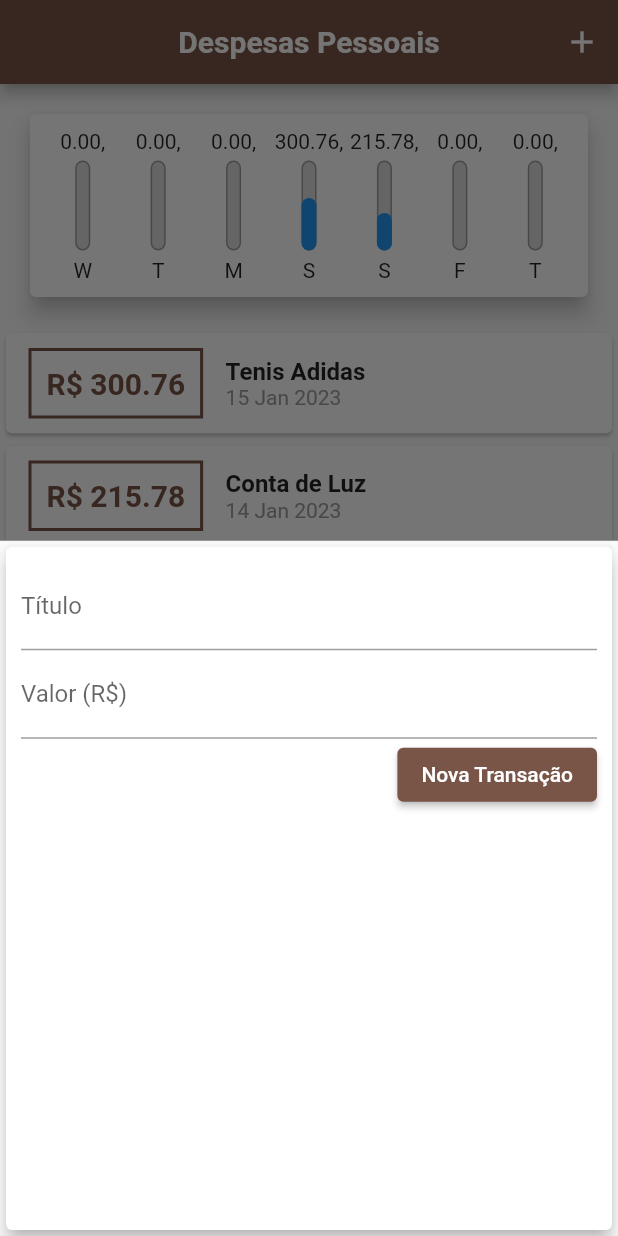
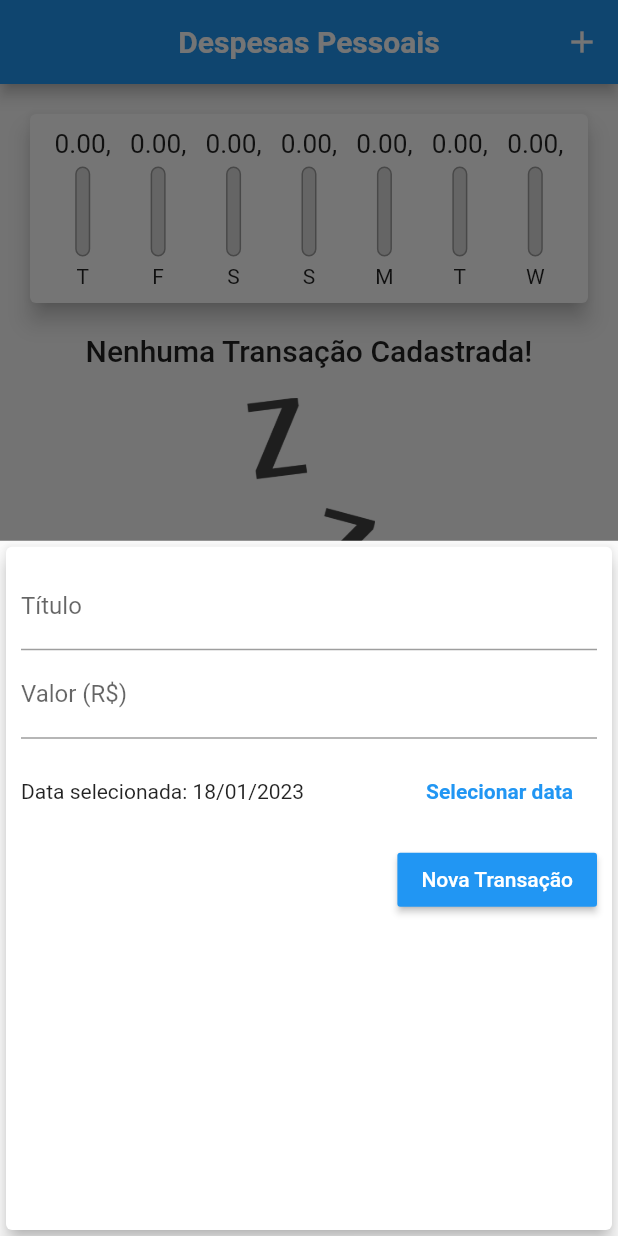
Before and after one commit to marllondavid/expenses, a Flutter app: the screen it shows after launch, after a tap on the "add" icon, on a phone screen of 412 x 824 dp. Run offline on Flutter 3.47's test engine with Material 2 defaults, Android fonts, the phone set to English and light mode, and no system bars; Roboto replaces fonts that are missing (OpenSans, Quicksand).

```diff
--- a/lib/components/chart.dart
+++ b/lib/components/chart.dart
@@ -30,7 +30,7 @@ class Chart extends StatelessWidget {
         'day': DateFormat.E().format(weekDay)[0],
         'value': totalSum,
       };
-    });
+    }).reversed.toList();
   }
 
   double get _weekTotalValue {
@@ -54,7 +54,9 @@ class Chart extends StatelessWidget {
               child: ChartBar(
                 label: tr['day'] as String,
                 value: tr['value'] as double,
-                percentage: (tr['value'] as double) / _weekTotalValue,
+                percentage: _weekTotalValue == 0
+                    ? 0
+                    : (tr['value'] as double) / _weekTotalValue,
               ),
             );
           }).toList(),
--- a/lib/components/chart_bar.dart
+++ b/lib/components/chart_bar.dart
@@ -15,8 +15,12 @@ class ChartBar extends StatelessWidget {
   @override
   Widget build(BuildContext context) {
     return Column(children: <Widget>[
-      FittedBox(
-        child: Text('${value.toStringAsFixed(2)},'),
+      // ignore: sized_box_for_whitespace
+      Container(
+        height: 20,
+        child: FittedBox(
+          child: Text('${value.toStringAsFixed(2)},'),
+        ),
       ),
       const SizedBox(height: 5),
       // ignore: sized_box_for_whitespace
--- a/lib/components/transaction_form.dart
+++ b/lib/components/transaction_form.dart
@@ -1,8 +1,9 @@
-// ignore_for_file: sort_child_properties_last
+// ignore_for_file: sort_child_properties_last, deprecated_member_use
 import 'package:flutter/material.dart';
+import 'package:intl/intl.dart';
 
 class TransactionForm extends StatefulWidget {
-  final void Function(String, double) onSubmit;
+  final void Function(String, double, DateTime) onSubmit;
 
   const TransactionForm(this.onSubmit, {super.key});
 
@@ -12,18 +13,36 @@ class TransactionForm extends StatefulWidget {
 
 class _TransactionFormState extends State<TransactionForm> {
   final titleController = TextEditingController();
-
   final valueController = TextEditingController();
+  // ignore: prefer_typing_uninitialized_variables
+  var _selectedDate = DateTime.now();
 
   _submitForm() {
     final title = titleController.text;
     final value = double.tryParse(valueController.text) ?? 0.0;
 
-    if (title.isEmpty || value <= 0) {
+    if (title.isEmpty || value <= 0 || _selectedDate == null) {
       return;
     }
 
-    widget.onSubmit(title, value);
+    widget.onSubmit(title, value, _selectedDate);
+  }
+
+  _showDatePicker() {
+    showDatePicker(
+      context: context,
+      initialDate: DateTime.now(),
+      firstDate: DateTime(2020),
+      lastDate: DateTime.now(),
+    ).then((pickedDate) {
+      if (pickedDate == null) {
+        return;
+      }
+
+      setState(() {
+        _selectedDate = pickedDate;
+      });
+    });
   }
 
   @override
@@ -50,11 +69,40 @@ class _TransactionFormState extends State<TransactionForm> {
                 labelText: 'Valor (R\$)',
               ),
             ),
+            // ignore: sized_box_for_whitespace
+            Container(
+              height: 70,
+              child: Row(
+                children: <Widget>[
+                  // ignore: unnecessary_null_comparison
+                  Expanded(
+                    child: Text(
+                      // ignore: unnecessary_null_comparison
+                      _selectedDate == null
+                          ? 'Nenhuma data selecionada!'
+                          : 'Data selecionada: ${DateFormat('dd/MM/y').format(_selectedDate)}',
+                    ),
+                  ),
+                  FlatButton(
+                    textColor: Theme.of(context).primaryColor,
+                    onPressed: _showDatePicker,
+                    child: const Text(
+                      'Selecionar data',
+                      style: TextStyle(
+                        fontWeight: FontWeight.bold,
+                      ),
+                    ),
+                  )
+                ],
+              ),
+            ),
             Row(
               mainAxisAlignment: MainAxisAlignment.end,
               children: [
-                ElevatedButton(
+                RaisedButton(
                   child: const Text('Nova Transação'),
+                  color: Theme.of(context).primaryColor,
+                  textColor: Colors.white,
                   onPressed: _submitForm,
                 ),
               ],
--- a/lib/components/transaction_list.dart
+++ b/lib/components/transaction_list.dart
@@ -6,13 +6,15 @@ import 'package:intl/intl.dart';
 
 class TransactionList extends StatelessWidget {
   final List<Transaction> transactions;
+  final void Function(String) onRemove;
 
-  const TransactionList(this.transactions, {super.key});
+  // ignore: use_key_in_widget_constructors
+  const TransactionList(this.transactions, this.onRemove);
 
   @override
   Widget build(BuildContext context) {
     return Container(
-      height: 300,
+      height: 430,
       child: transactions.isEmpty
           ? Column(
               children: <Widget>[
@@ -35,49 +37,33 @@ class TransactionList extends StatelessWidget {
               itemBuilder: (ctx, index) {
                 final tr = transactions[index];
                 return Card(
-                  child: Row(
-                    children: <Widget>[
-                      Container(
+                  elevation: 5,
                   margin: const EdgeInsets.symmetric(
-                          horizontal: 15,
-                          vertical: 10,
+                    vertical: 8,
+                    horizontal: 5,
                   ),
-                        decoration: BoxDecoration(
-                          border: Border.all(
-                            color: Theme.of(context).colorScheme.primary,
-                            width: 2,
-                          ),
-                        ),
-                        padding: const EdgeInsets.all(10),
-                        child: Text(
-                          //toStringAsFixed(2) usado para padronizar o número de casas decimais
-                          'R\$ ${tr.value.toStringAsFixed(2)}',
-                          style: TextStyle(
-                            fontWeight: FontWeight.bold,
-                            fontSize: 20,
-                            color: Theme.of(context).colorScheme.primary,
+                  child: ListTile(
+                    leading: CircleAvatar(
+                      radius: 30,
+                      child: Padding(
+                        padding: const EdgeInsets.all(6.0),
+                        child: FittedBox(
+                          child: Text('R\$${tr.value}'),
                         ),
                       ),
                     ),
-                      Column(
-                        crossAxisAlignment: CrossAxisAlignment.start,
-                        children: <Widget>[
-                          Text(
+                    title: Text(
                       tr.title,
-                            style: const TextStyle(
-                              fontWeight: FontWeight.bold,
-                              fontSize: 16,
+                      style: Theme.of(context).textTheme.headline6,
                     ),
+                    subtitle: Text(
+                      DateFormat('d MMM y').format(tr.date),
                     ),
-                          Text(
-                            DateFormat('d MMM y').format(tr.date),
-                            style: const TextStyle(
-                              color: Colors.grey,
+                    trailing: IconButton(
+                      icon: const Icon(Icons.delete),
+                      color: Theme.of(context).errorColor,
+                      onPressed: () => onRemove(tr.id),
                     ),
-                          ),
-                        ],
-                      )
-                    ],
                   ),
                 );
               },
--- a/lib/main.dart
+++ b/lib/main.dart
@@ -17,7 +17,7 @@ class ExpensesAPP extends StatelessWidget {
       home: const MyHomePage(),
       theme: ThemeData(
         colorScheme: ColorScheme.fromSwatch(
-          primarySwatch: Colors.brown,
+          primarySwatch: Colors.blue,
         ).copyWith(secondary: Colors.amber),
         fontFamily: 'Quicksand',
         appBarTheme: AppBarTheme(
@@ -42,20 +42,7 @@ class MyHomePage extends StatefulWidget {
 }
 
 class _MyHomePageState extends State<MyHomePage> {
-  final List<Transaction> _transactions = [
-    Transaction(
-      id: 't1',
-      title: 'Tenis Adidas',
-      value: 300.76,
-      date: DateTime.now().subtract(const Duration(days: 3)),
-    ),
-    Transaction(
-      id: 't2',
-      title: 'Conta de Luz',
-      value: 215.78,
-      date: DateTime.now().subtract(const Duration(days: 4)),
-    ),
-  ];
+  final List<Transaction> _transactions = [];
 
   List<Transaction> get _recentTransactions {
     return _transactions.where((tr) {
@@ -65,12 +52,12 @@ class _MyHomePageState extends State<MyHomePage> {
     }).toList();
   }
 
-  _addTransaction(String title, double value) {
+  _addTransaction(String title, double value, DateTime date) {
     final newTransaction = Transaction(
       id: Random().nextDouble().toString(),
       title: title,
       value: value,
-      date: DateTime.now(),
+      date: date,
     );
 
     setState(() {
@@ -78,6 +65,12 @@ class _MyHomePageState extends State<MyHomePage> {
     });
     //fechar o nosso modal, neste ponto o componente sabe que é um modal
     Navigator.of(context).pop();
+  }
+
+  _removeTransaction(String id) {
+    setState(() {
+      _transactions.removeWhere((tr) => tr.id == id);
+    });
   }
 
   _opentransactionFormModal(BuildContext context) {
@@ -112,7 +105,7 @@ class _MyHomePageState extends State<MyHomePage> {
           crossAxisAlignment: CrossAxisAlignment.stretch,
           children: <Widget>[
             Chart(_recentTransactions),
-            TransactionList(_transactions),
+            TransactionList(_transactions, _removeTransaction),
           ],
         ),
       ),
--- a/pubspec.yaml
+++ b/pubspec.yaml
@@ -60,7 +60,7 @@ flutter:
 
   # To add assets to your application, add an assets section, like this:
   assets:
-  - assets\images\waiting.png
+  - assets/images/waiting.png
   # - images/a_dot_ham.jpeg
 
   # An image asset can refer to one or more resolution-specific "variants", see
```
Lines whose indentation alone changed are shown as unchanged.
